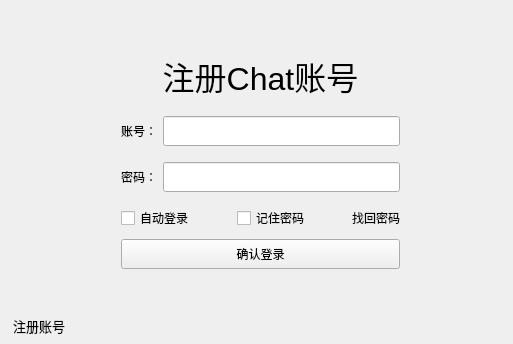
Before: the Qt Designer form Client/ui/Client/Client.ui in sAkuraOfficial/Chat, drawn with Qt 5.
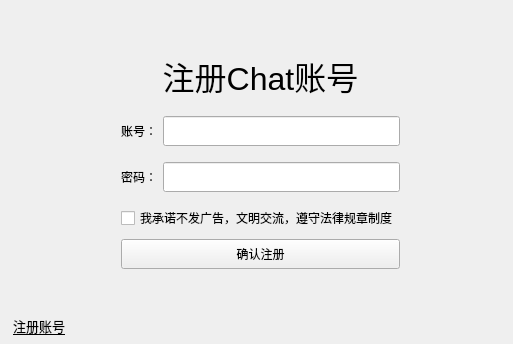
After: the same form once the commit is applied. The open tabs and pages were chosen to show the change.

```diff
--- a/Client/ui/Client/Client.ui
+++ b/Client/ui/Client/Client.ui
@@ -539,7 +539,7 @@
          </layout>
         </item>
         <item>
-         <layout class="QHBoxLayout" name="horizontalLayout_14" stretch="0,0,0,0,0">
+         <layout class="QHBoxLayout" name="horizontalLayout_14" stretch="0,0,0">
           <item>
            <spacer name="horizontalSpacer_19">
             <property name="orientation">
@@ -564,40 +564,18 @@
               <height>30</height>
              </size>
             </property>
-            <property name="text">
-             <string>自动登录</string>
+            <property name="layoutDirection">
+             <enum>Qt::LayoutDirection::LeftToRight</enum>
             </property>
-           </widget>
-          </item>
-          <item>
-           <widget class="QCheckBox" name="checkBox_4">
-            <property name="minimumSize">
-             <size>
-              <width>0</width>
-              <height>30</height>
-             </size>
+            <property name="styleSheet">
+             <string notr="true">#checkBox_reg:hover{
+	color:red;
+}
+
+</string>
             </property>
             <property name="text">
-             <string>记住密码</string>
-            </property>
-           </widget>
-          </item>
-          <item>
-           <widget class="QLabel" name="label_10">
-            <property name="sizePolicy">
-             <sizepolicy hsizetype="Fixed" vsizetype="Preferred">
-              <horstretch>0</horstretch>
-              <verstretch>0</verstretch>
-             </sizepolicy>
-            </property>
-            <property name="minimumSize">
-             <size>
-              <width>0</width>
-              <height>30</height>
-             </size>
-            </property>
-            <property name="text">
-             <string>找回密码</string>
+             <string>我承诺不发广告，文明交流，遵守法律规章制度</string>
             </property>
            </widget>
           </item>
@@ -655,7 +633,7 @@
              </size>
             </property>
             <property name="text">
-             <string>确认登录</string>
+             <string>确认注册</string>
             </property>
            </widget>
           </item>
@@ -739,11 +717,17 @@
     <property name="font">
      <font>
       <pointsize>10</pointsize>
+      <underline>true</underline>
      </font>
     </property>
     <property name="cursor">
      <cursorShape>PointingHandCursor</cursorShape>
     </property>
+    <property name="styleSheet">
+     <string notr="true">#label_link_reg{
+	text-decoration:underline;
+}</string>
+    </property>
     <property name="text">
      <string>注册账号</string>
     </property>
```
Left out of the diff: 8 changed lines with no effect on the pictures.
